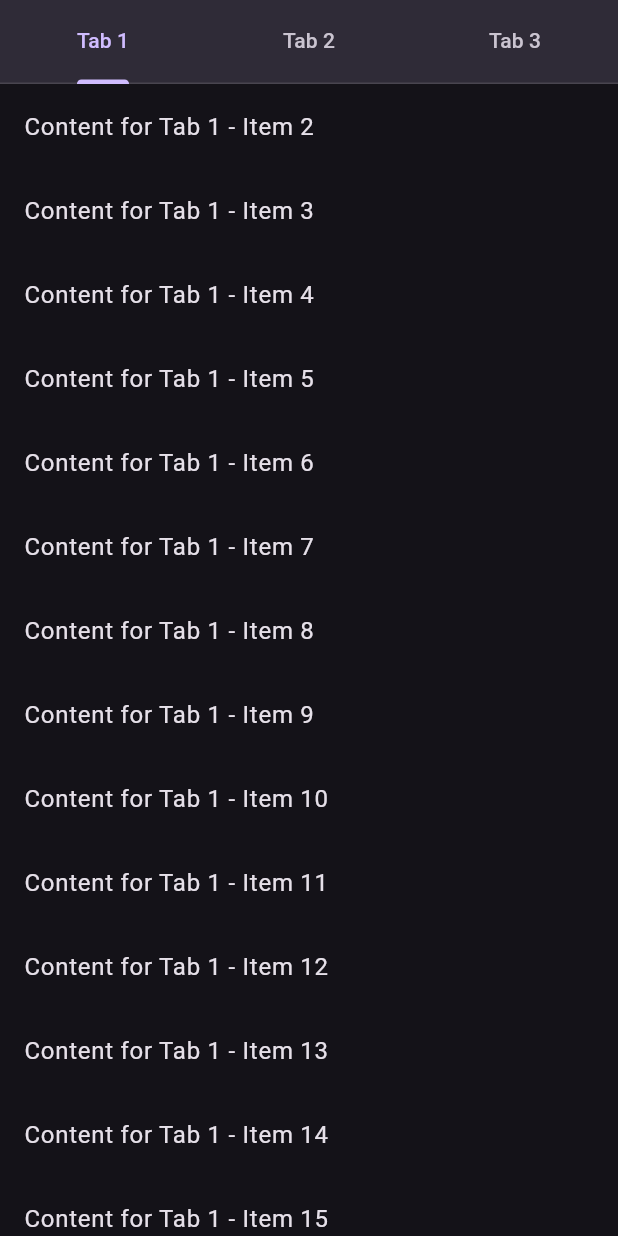
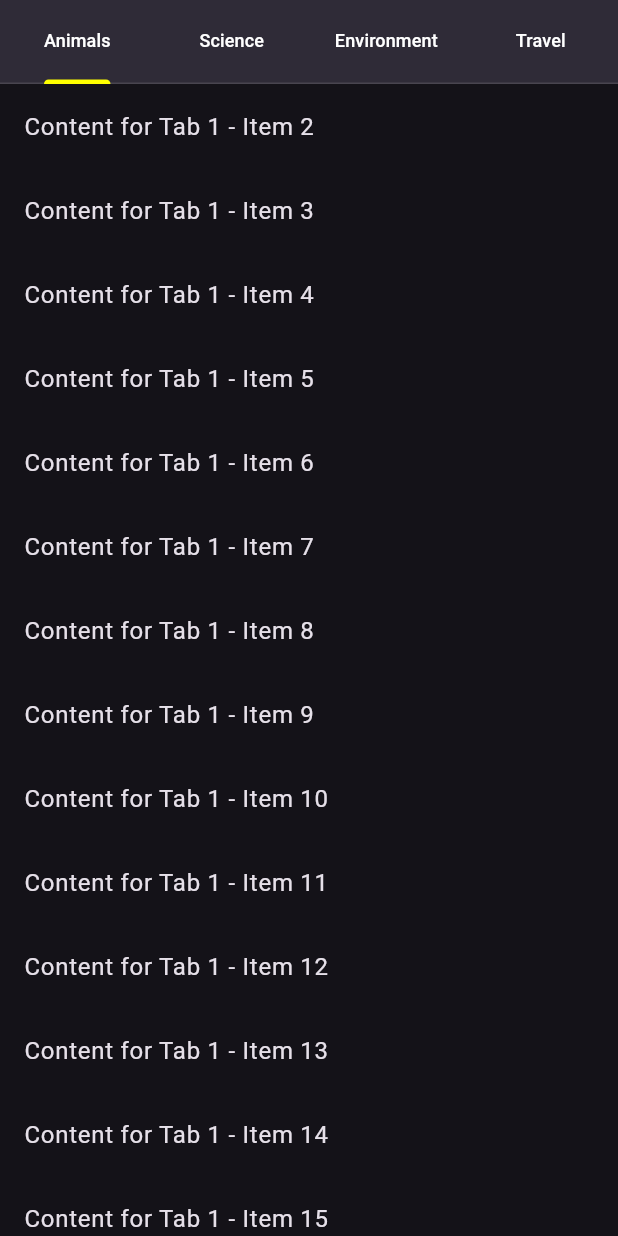
Before and after one commit to AmrElzohairy/animals_app, a Flutter app: the HomeView screen opened directly, scrolled down 327 dp, on a phone screen of 412 x 824 dp. Run offline on Flutter 3.47's test engine with Material 3 defaults, Android fonts, the light colour scheme and no system bars; our stand-ins replace carousel_slider; network calls fail.

Commit message:
add tabs

```diff
--- a/lib/features/onboarding/home/presentation/ui/widgets/home_view.dart
+++ b/lib/features/onboarding/home/presentation/ui/widgets/home_view.dart
@@ -14,7 +14,13 @@ class _HomeViewState extends State<HomeView> with TickerProviderStateMixin {
   @override
   void initState() {
     super.initState();
-    _tabController = TabController(length: 3, vsync: this); // Number of tabs
+    _tabController = TabController(length: 4, vsync: this); // Number of tabs
+  }
+
+  @override
+  void dispose() {
+    _tabController.dispose();
+    super.dispose();
   }
 
   @override
@@ -32,10 +38,16 @@ class _HomeViewState extends State<HomeView> with TickerProviderStateMixin {
               flexibleSpace: FlexibleSpaceBar(
                 background: TabBar(
                   controller: _tabController,
+                  indicatorColor: Colors.yellowAccent,
+                  labelColor: Colors.white,
+                  overlayColor: WidgetStateProperty.all(Colors.transparent),
+                  unselectedLabelColor: Colors.white,
+                  labelStyle: TextStyle(fontSize: 12),
                   tabs: [
-                    Tab(text: "Tab 1"),
-                    Tab(text: "Tab 2"),
-                    Tab(text: "Tab 3"),
+                    Tab(text: "Animals"),
+                    Tab(text: "Science"),
+                    Tab(text: "Environment"),
+                    Tab(text: "Travel"),
                   ],
                 ),
               ),
@@ -44,10 +56,12 @@ class _HomeViewState extends State<HomeView> with TickerProviderStateMixin {
         },
         body: TabBarView(
           controller: _tabController,
+
           children: [
             _buildTabContent("Content for Tab 1"),
             _buildTabContent("Content for Tab 2"),
             _buildTabContent("Content for Tab 3"),
+            _buildTabContent("Content for Tab 4"),
           ],
         ),
       ),
@@ -56,7 +70,7 @@ class _HomeViewState extends State<HomeView> with TickerProviderStateMixin {
 
   Widget _buildTabContent(String content) {
     return ListView.builder(
-      itemCount: 50,
+      itemCount: 15,
       itemBuilder: (context, index) {
         return ListTile(title: Text("$content - Item ${index + 1}"));
       },
```
